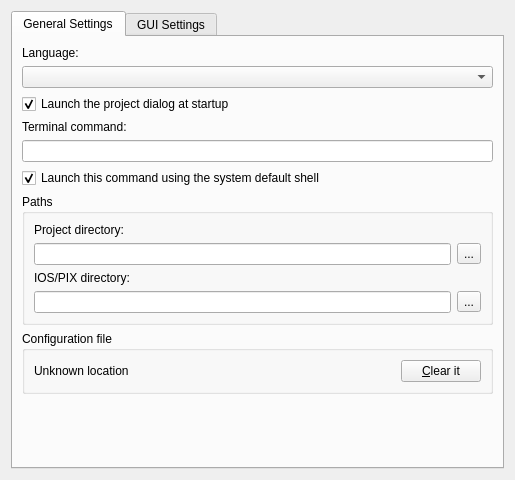
Before: the Qt Designer form src/GNS3/Ui/ConfigurationPages/Form_PreferencesGeneral.ui in GNS3/gns3-legacy, drawn with Qt 5.
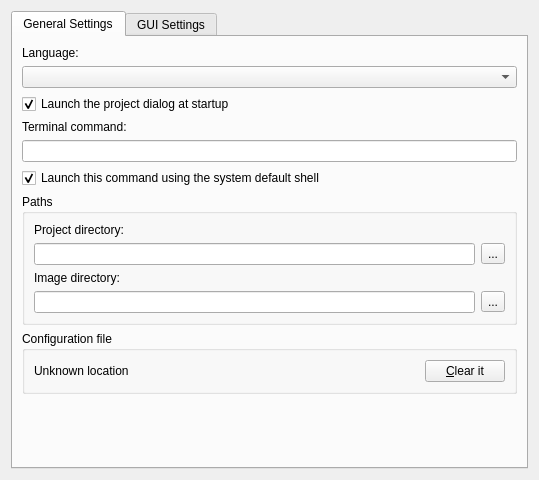
After: the same form once the commit is applied.

What changed in the file:
```diff
--- a/src/GNS3/Ui/ConfigurationPages/Form_PreferencesGeneral.ui
+++ b/src/GNS3/Ui/ConfigurationPages/Form_PreferencesGeneral.ui
@@ -1,11 +1,11 @@
 <ui version="4.0" >
  <class>PreferencesGeneral</class>
- <widget class="QWidget" name="PreferencesGeneral" >
-  <property name="geometry" >
+ <widget class="QWidget" name="PreferencesGeneral">
+  <property name="geometry">
    <rect>
     <x>0</x>
     <y>0</y>
-    <width>511</width>
+    <width>539</width>
     <height>480</height>
    </rect>
   </property>
@@ -102,10 +102,10 @@
             </property>
            </widget>
           </item>
-          <item row="2" column="0" >
-           <widget class="QLabel" name="label_3" >
-            <property name="text" >
-             <string>IOS/PIX directory:</string>
+          <item row="2" column="0">
+           <widget class="QLabel" name="label_3">
+            <property name="text">
+             <string>Image directory:</string>
             </property>
            </widget>
           </item>
```
Left out of the diff: 209 changed lines with no effect on the pictures.
